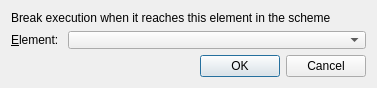
violethaze74/ugene, file src/corelibs/U2Designer/src/ui/NewBreakpointDialog.ui: the form before one commit.
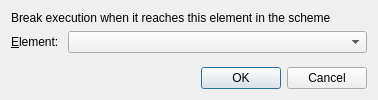
The form after the commit.

```diff
--- a/src/corelibs/U2Designer/src/ui/NewBreakpointDialog.ui
+++ b/src/corelibs/U2Designer/src/ui/NewBreakpointDialog.ui
@@ -6,14 +6,14 @@
    <rect>
     <x>0</x>
     <y>0</y>
-    <width>377</width>
-    <height>88</height>
+    <width>378</width>
+    <height>100</height>
    </rect>
   </property>
   <property name="minimumSize">
    <size>
     <width>377</width>
-    <height>88</height>
+    <height>100</height>
    </size>
   </property>
   <property name="windowTitle">
@@ -51,6 +51,19 @@
      </item>
     </layout>
    </item>
+   <item>
+    <spacer name="verticalSpacer">
+     <property name="orientation">
+      <enum>Qt::Vertical</enum>
+     </property>
+     <property name="sizeHint" stdset="0">
+      <size>
+       <width>20</width>
+       <height>40</height>
+      </size>
+     </property>
+    </spacer>
+   </item>
    <item>
     <widget class="QDialogButtonBox" name="buttonBox">
      <property name="standardButtons">
```
